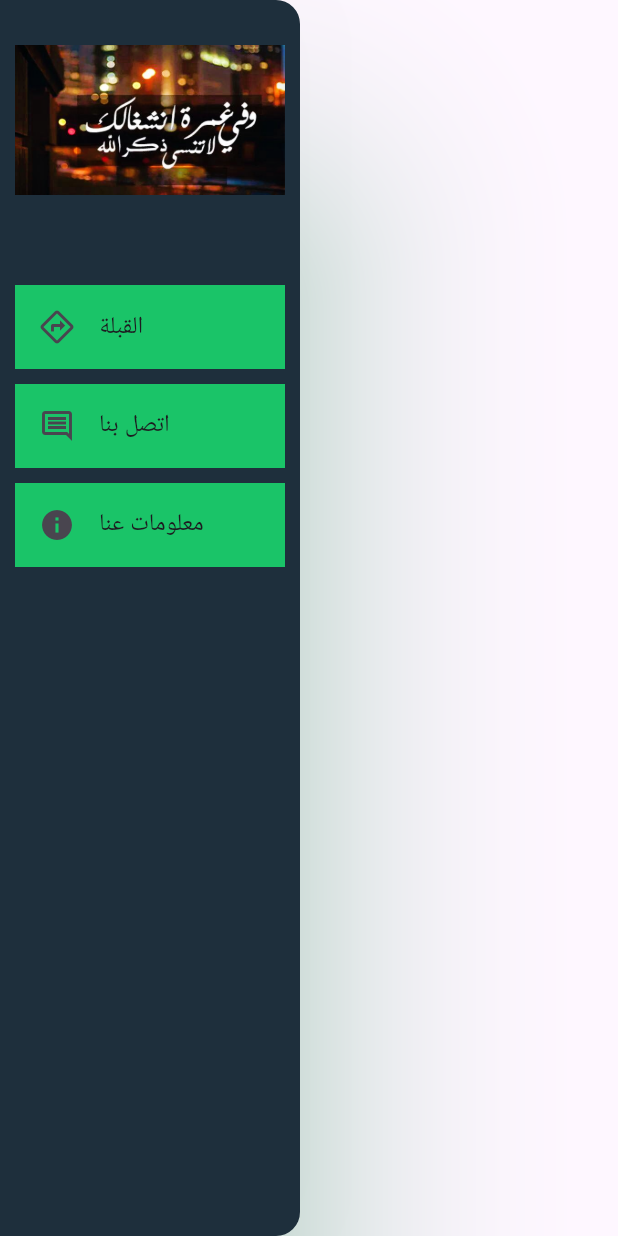
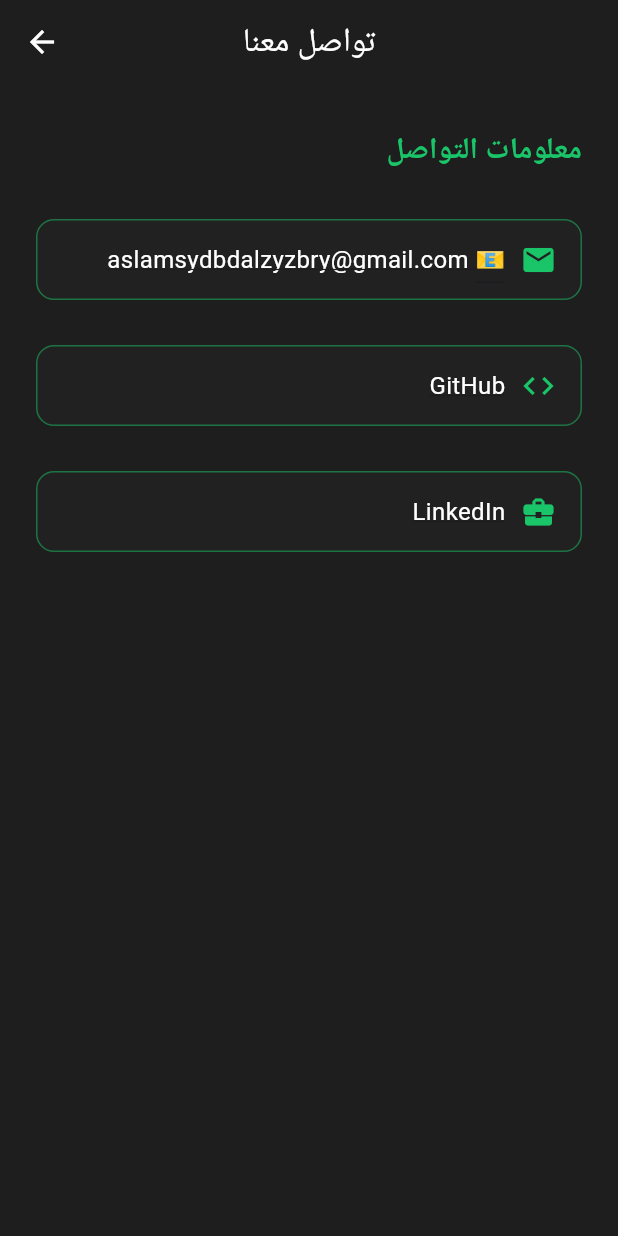
Before and after one commit to eslam281/es28, a Flutter app: the CustomDrawer widget shown alone on an empty page, opened directly, after a tap on "اتصل بنا", on a phone screen of 412 x 824 dp. Run offline on Flutter 3.47's test engine with Material 3 defaults, Android fonts, the phone set to English and light mode, and no system bars; our stand-ins replace animated_splash_screen, connectivity_plus, dartz, flutter_compass, geolocator, get and 2 more; missing offline and left inert: drop_down_list, flutter_background_service; accounts and stored records are empty.

Commit message:
UI edit 5

```diff
--- a/lib/core/constant/routes.dart
+++ b/lib/core/constant/routes.dart
@@ -4,6 +4,7 @@ class AppRoute{
   static const String home = "/";
   static const String qiblaPage = "/qiblaPage";
   static const String about_us = "/about_us";
+  static const String contact_us = "/contact_us";
   static const String athkar_SM = "/athkar_SM";
   static const String athkarAP = "/athkarAP";
   static const String athkarFriday = "/AthkarFriday";
--- a/lib/routes.dart
+++ b/lib/routes.dart
@@ -1,6 +1,7 @@
 import 'package:es28/core/constant/routes.dart';
 import 'package:es28/veiw/screen/drawer/Aboutus.dart';
 import 'package:es28/veiw/screen/drawer/Qibla.dart';
+import 'package:es28/veiw/screen/drawer/contact_Us.dart';
 import 'package:es28/veiw/screen/home/althakr/athkar_AP.dart';
 import 'package:es28/veiw/screen/home/althakr/surat_al_kahf.dart';
 import 'package:es28/veiw/screen/home.dart';
@@ -12,6 +13,7 @@ List<GetPage<dynamic>>? routes =[
   GetPage(name:AppRoute.home, page:() => HomePage() ),
   GetPage(name:AppRoute.qiblaPage, page:() => const QiblaPage() ),
   GetPage(name:AppRoute.about_us, page:() => const About_us() ),
+  GetPage(name:AppRoute.contact_us, page:() => const Contact_Us() ),
   GetPage(name:AppRoute.athkar_SM, page:() => const AthkarSM() ),
   GetPage(name:AppRoute.athkarAP, page:() => const AthkarAP() ),
   GetPage(name:AppRoute.athkarFriday, page:() => const AthkarFriday() ),
--- a/lib/veiw/component/home/drawer.dart
+++ b/lib/veiw/component/drawer/drawer.dart
@@ -48,10 +48,7 @@ class CustomDrawer extends StatelessWidget {
                     title: const Text("اتصل بنا"),
                     leading: const Icon(Icons.comment_outlined),
                     onTap: () async {
-                      // await launchUrl(Uri.parse("https://wa.me/201064744978"));
-                      // await launchUrl(Uri.parse("tel:0201064744978"));
-                      await launchUrl(
-                          Uri.parse("mailto:aslamsydbdalzyzbry@gmail.com"));
+                      Get.toNamed(AppRoute.contact_us);
                     }),
               ),
 
--- /dev/null
+++ b/lib/veiw/component/drawer/linkTile.dart
@@ -0,0 +1,56 @@
+import 'package:flutter/material.dart';
+import 'package:url_launcher/url_launcher.dart';
+import '../../../core/constant/color.dart';
+
+
+Widget linkTile(
+    BuildContext context, {
+      required String title,
+      required String url,
+      IconData? icon, // optional icon
+    }) {
+  return InkWell(
+    onTap: () async {
+      final uri = Uri.parse(url);
+      if (await canLaunchUrl(uri)) {
+        await launchUrl(uri, mode: LaunchMode.externalApplication);
+      } else {
+        ScaffoldMessenger.of(context).showSnackBar(
+          const SnackBar(content: Text('تعذر فتح الرابط')),
+        );
+      }
+    },
+    child: Container(
+      padding: const EdgeInsets.symmetric(vertical: 14, horizontal: 16),
+      decoration: BoxDecoration(
+        color: Colors.grey.shade900,
+        borderRadius: BorderRadius.circular(12),
+        border: Border.all(color: AppColor.secondColor.withValues(alpha: 0.5)),
+      ),
+      child: Row(
+        mainAxisAlignment: MainAxisAlignment.end,
+        children: [
+          /// Text
+          Expanded(
+            child: Text(
+              title,
+              style: const TextStyle(
+                color: Colors.white,
+                fontSize: 16,
+                decoration: TextDecoration.underline,
+              ),
+              textAlign: TextAlign.right,
+              textDirection: TextDirection.rtl,
+            ),
+          ),
+
+          /// Optional Icon
+          if (icon != null) ...[
+            const SizedBox(width: 10),
+            Icon(icon, color: AppColor.secondColor),
+          ],
+        ],
+      ),
+    ),
+  );
+}
--- /dev/null
+++ b/lib/veiw/component/drawer/sectionTitle.dart
@@ -0,0 +1,16 @@
+
+import 'package:flutter/cupertino.dart';
+
+import '../../../core/constant/color.dart';
+
+Widget sectionTitle(String text) {
+  return Text(
+    text,
+    style: const TextStyle(
+      fontSize: 20,
+      fontWeight: FontWeight.bold,
+      color: AppColor.secondColor,
+    ),
+    textDirection: TextDirection.rtl,
+  );
+}
--- /dev/null
+++ b/lib/veiw/screen/drawer/contact_Us.dart
@@ -0,0 +1,69 @@
+import 'package:flutter/material.dart';
+
+import '../../../core/constant/color.dart';
+import '../../component/drawer/linkTile.dart';
+import '../../component/drawer/sectionTitle.dart';
+
+
+class Contact_Us extends StatelessWidget {
+  const Contact_Us({super.key});
+
+  @override
+  Widget build(BuildContext context) {
+    return Scaffold(
+      backgroundColor: AppColor.black,
+      appBar: AppBar(
+        backgroundColor: AppColor.black,
+        title: const Text(
+          'تواصل معنا',
+          style: TextStyle(color: Colors.white),
+        ),
+        centerTitle: true,
+        iconTheme: const IconThemeData(color: Colors.white),
+      ),
+      body: SafeArea(
+        child: Padding(
+          padding: const EdgeInsets.symmetric(horizontal: 24.0, vertical: 30),
+          child: Column(
+            crossAxisAlignment: CrossAxisAlignment.end,
+            children: [
+              /// Section Title
+              sectionTitle('معلومات التواصل'),
+
+              const SizedBox(height: 30),
+
+              // Email
+              linkTile(
+                context,
+                title: '📧 aslamsydbdalzyzbry@gmail.com',
+                url: "mailto:aslamsydbdalzyzbry@gmail.com",
+                icon: Icons.email,
+              ),
+
+              const SizedBox(height: 30),
+
+              // GitHub
+              linkTile(
+                context,
+                title: 'GitHub',
+                url: 'https://github.com/eslam281',
+                icon: Icons.code,
+              ),
+
+              const SizedBox(height: 30),
+
+              // LinkedIn
+              linkTile(
+                context,
+                title: 'LinkedIn',
+                url: 'https://linkedin.com/in/islam-sayed-a2a8b4259',
+                icon: Icons.business_center,
+              ),
+
+            ],
+          ),
+        ),
+      ),
+    );
+  }
+}
--- a/lib/veiw/screen/home.dart
+++ b/lib/veiw/screen/home.dart
@@ -6,7 +6,7 @@ import 'package:get/get.dart';
 import '../../controller/home_controller.dart';
 import '../../core/functions/alertexitapp.dart';
 import '../component/home/bottomNavigation.dart';
-import '../component/home/drawer.dart';
+import '../component/drawer/drawer.dart';
 import '../component/home/floatingActionButton.dart';
 
 class HomePage extends StatelessWidget {
```
Also changed, not shown: lib/veiw/component/drawer/bulletList.dart (added, +26 -0 lines), lib/veiw/screen/drawer/Aboutus.dart (+2 -82 lines), 4 other files.
